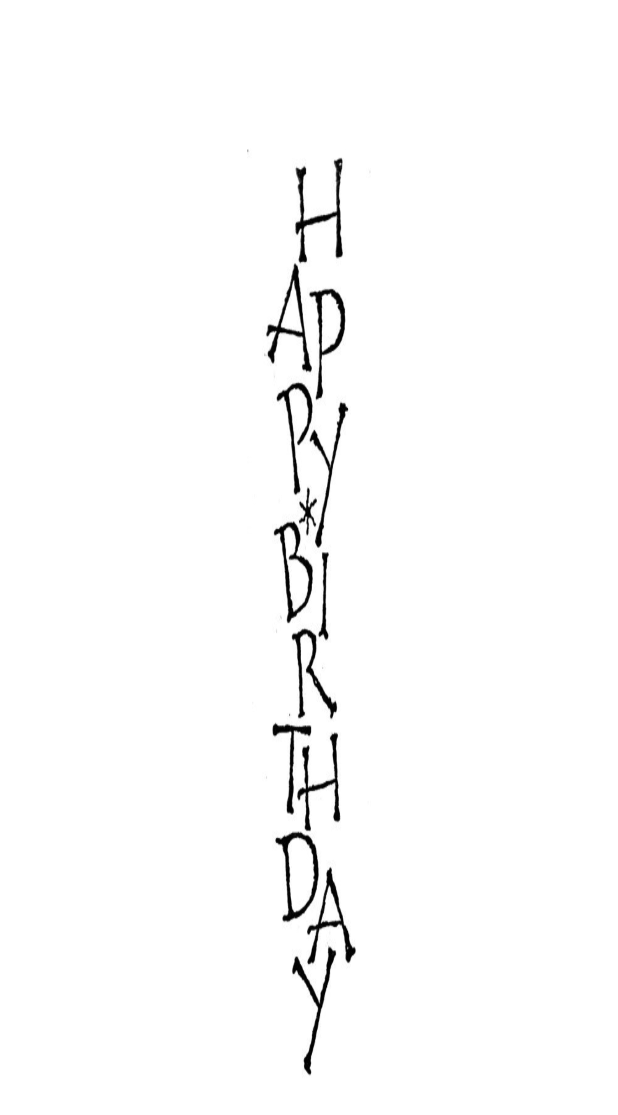
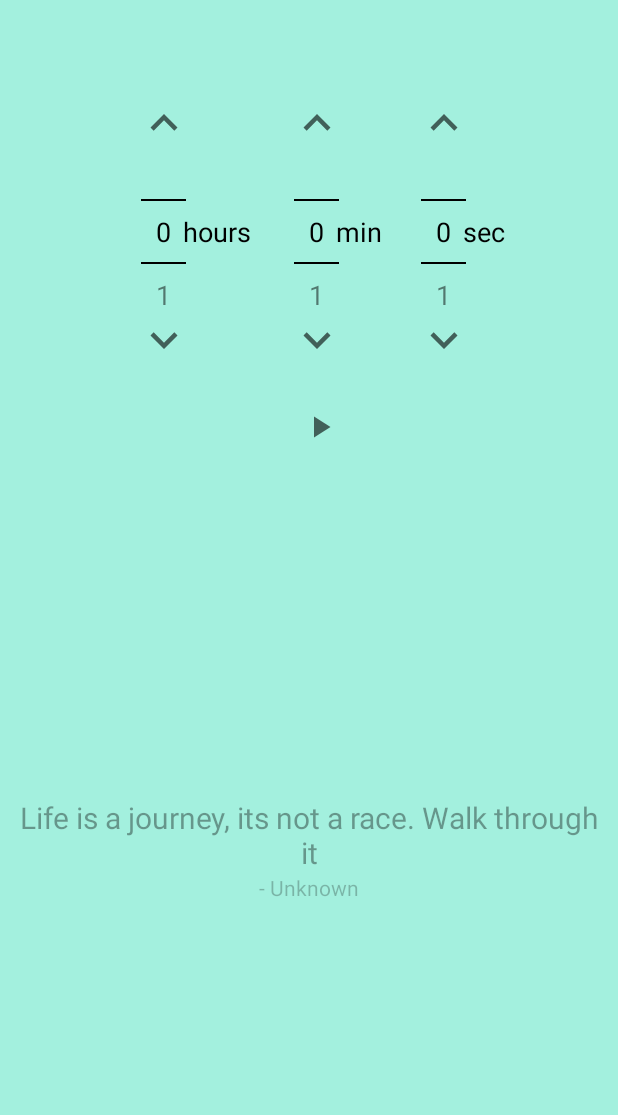
Before and after one commit to chrisuye/timer, an Android app: the screen it shows after launch (MainActivity), on a phone screen of 412 x 824 dp. Shown: the top 1115 px of the screen. Run offline under Robolectric (Android 15) with nearby library versions, the phone set to English and light mode, and no system bars; Roboto replaces fonts that are not available here.

Commit message:
tim3r app

```diff
--- a/app/src/main/java/com/chris/tim3r/MainActivity.kt
+++ b/app/src/main/java/com/chris/tim3r/MainActivity.kt
@@ -4,21 +4,13 @@ import android.annotation.SuppressLint
 import android.app.Notification
 import android.app.NotificationChannel
 import android.app.NotificationManager
-import android.app.PendingIntent
 import android.content.Context
-import android.content.Context.MODE_PRIVATE
-import android.content.Intent
-import android.content.SharedPreferences
-import android.graphics.BitmapFactory
 import android.graphics.Color
 import android.os.*
-import android.util.Log.d
 import android.view.MotionEvent
 import android.view.View
 import androidx.appcompat.app.AppCompatActivity
-import com.shitij.goyal.slidebutton.SwipeButton
 import kotlinx.android.synthetic.main.activity_main.*
-import kotlinx.android.synthetic.main.bday.view.*
 import kotlinx.android.synthetic.main.count_down.*
 import kotlinx.android.synthetic.main.count_down.view.*
 import kotlinx.android.synthetic.main.texts.view.*
@@ -49,22 +41,6 @@ class MainActivity : AppCompatActivity() {
     override fun onCreate(savedInstanceState: Bundle?) {
         super.onCreate(savedInstanceState)
         setContentView(R.layout.activity_main)
-
-        val sharedPref = getSharedPreferences("Settings", MODE_MULTI_PROCESS)
-        val checkStart = sharedPref.getBoolean("start", false)
-
-        if (checkStart) {
-            greet.visibility = View.GONE
-        }
-        greet.swipe_btn.setOnClickListener{
-            greet.visibility = View.GONE
-
-            with (sharedPref.edit()) {
-                putBoolean("start", true)
-                commit()
-            }
-
-        }
 
         setTime()
         handler = Handler()
--- a/app/src/main/res/layout/activity_main.xml
+++ b/app/src/main/res/layout/activity_main.xml
@@ -99,13 +99,5 @@
             layout="@layout/texts" />
     </LinearLayout>
 
-    <include
-        android:id="@+id/greet"
-        layout="@layout/bday"
-        app:layout_constraintBottom_toBottomOf="parent"
-        app:layout_constraintEnd_toEndOf="parent"
-        app:layout_constraintStart_toStartOf="parent"
-        app:layout_constraintTop_toTopOf="parent" />
-
 
 </androidx.constraintlayout.widget.ConstraintLayout>
--- a/app/src/main/res/layout/bday.xml
+++ /dev/null
@@ -1,20 +0,0 @@
-<?xml version="1.0" encoding="utf-8"?>
-<androidx.constraintlayout.widget.ConstraintLayout
-    xmlns:android="http://schemas.android.com/apk/res/android"
-    xmlns:app="http://schemas.android.com/apk/res-auto"
-    xmlns:tools="http://schemas.android.com/tools"
-    android:layout_width="match_parent"
-    android:layout_height="match_parent">
-
-    <Button
-        android:id="@+id/swipe_btn"
-        android:layout_width="0dp"
-        android:layout_height="0dp"
-        android:background="@drawable/birthday"
-        android:textSize="24sp"
-        app:layout_constraintBottom_toBottomOf="parent"
-        app:layout_constraintEnd_toEndOf="parent"
-        app:layout_constraintStart_toStartOf="parent"
-        app:layout_constraintTop_toTopOf="parent"/>
-
-</androidx.constraintlayout.widget.ConstraintLayout>
```
Also changed, not shown: app/src/main/res/drawable-v24/birthday.png (deleted).
